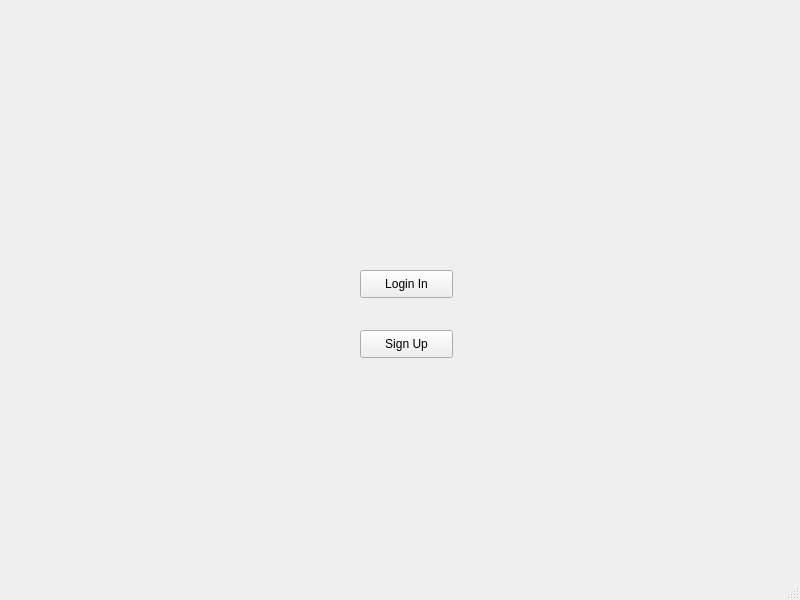
Qt form mainwindow.ui (CS180-spring/cs180-21-wooohooo) before a commit.
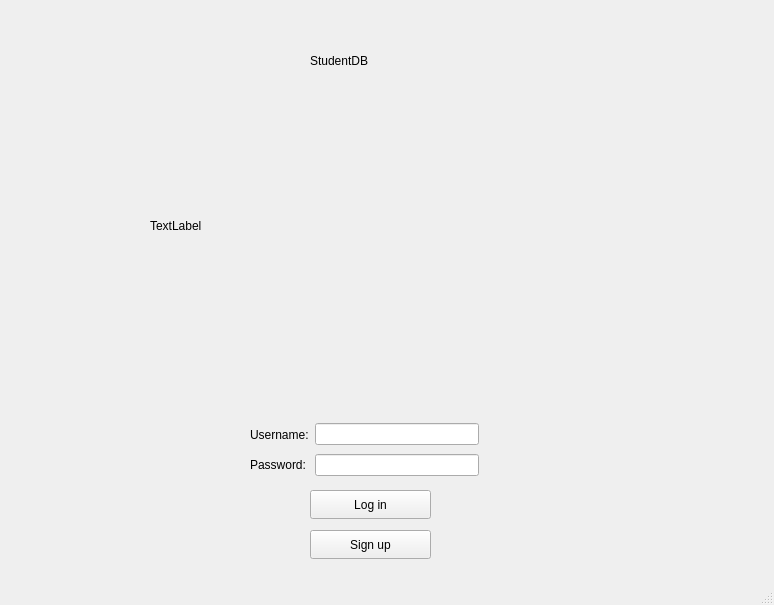
The same form after that commit.

What changed in the file:
```diff
--- a/mainwindow.ui
+++ b/mainwindow.ui
@@ -6,40 +6,106 @@
    <rect>
     <x>0</x>
     <y>0</y>
-    <width>800</width>
-    <height>600</height>
+    <width>774</width>
+    <height>605</height>
    </rect>
   </property>
   <property name="windowTitle">
    <string>MainWindow</string>
   </property>
   <widget class="QWidget" name="centralwidget">
-   <widget class="QPushButton" name="pushButton">
+   <widget class="QLabel" name="label">
     <property name="geometry">
      <rect>
-      <x>360</x>
-      <y>270</y>
-      <width>93</width>
-      <height>28</height>
+      <x>150</x>
+      <y>90</y>
+      <width>521</width>
+      <height>271</height>
      </rect>
     </property>
     <property name="text">
-     <string>Login In</string>
+     <string>TextLabel</string>
     </property>
    </widget>
-   <widget class="QPushButton" name="pushButton_2">
+   <widget class="QLabel" name="title">
     <property name="geometry">
      <rect>
-      <x>360</x>
-      <y>330</y>
-      <width>93</width>
-      <height>28</height>
+      <x>310</x>
+      <y>20</y>
+      <width>261</width>
+      <height>81</height>
      </rect>
     </property>
     <property name="text">
-     <string>Sign Up</string>
+     <string>StudentDB</string>
     </property>
    </widget>
+   <widget class="QPushButton" name="login">
+    <property name="geometry">
+     <rect>
+      <x>310</x>
+      <y>490</y>
+      <width>121</width>
+      <height>29</height>
+     </rect>
+    </property>
+    <property name="text">
+     <string>Log in</string>
+    </property>
+   </widget>
+   <widget class="QPushButton" name="signup">
+    <property name="geometry">
+     <rect>
+      <x>310</x>
+      <y>530</y>
+      <width>121</width>
+      <height>29</height>
+     </rect>
+    </property>
+    <property name="text">
+     <string>Sign up</string>
+    </property>
+   </widget>
+   <widget class="QWidget" name="">
+    <property name="geometry">
+     <rect>
+      <x>250</x>
+      <y>420</y>
+      <width>229</width>
+      <height>59</height>
+     </rect>
+    </property>
+    <layout class="QGridLayout" name="gridLayout">
+     <item row="0" column="0" rowspan="2">
+      <layout class="QVBoxLayout" name="verticalLayout">
+       <item>
+        <widget class="QLabel" name="label_2">
+         <property name="text">
+          <string>Username:</string>
+         </property>
+        </widget>
+       </item>
+       <item>
+        <widget class="QLabel" name="label_3">
+         <property name="text">
+          <string>Password:</string>
+         </property>
+        </widget>
+       </item>
+      </layout>
+     </item>
+     <item row="0" column="1">
+      <widget class="QLineEdit" name="username"/>
+     </item>
+     <item row="1" column="1">
+      <widget class="QLineEdit" name="password">
+       <property name="echoMode">
+        <enum>QLineEdit::Password</enum>
+       </property>
+      </widget>
+     </item>
+    </layout>
+   </widget>
   </widget>
   <widget class="QMenuBar" name="menubar">
    <property name="geometry">
```
Left out of the diff: 16 changed lines with no effect on the pictures.
